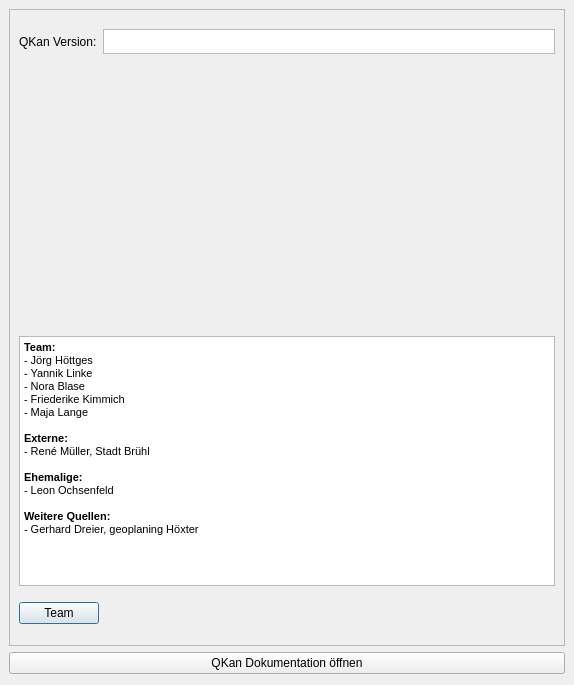
The window that qkan/tools/res/application_help.ui (hoettges/QKan) describes before a commit, drawn with Qt 5.
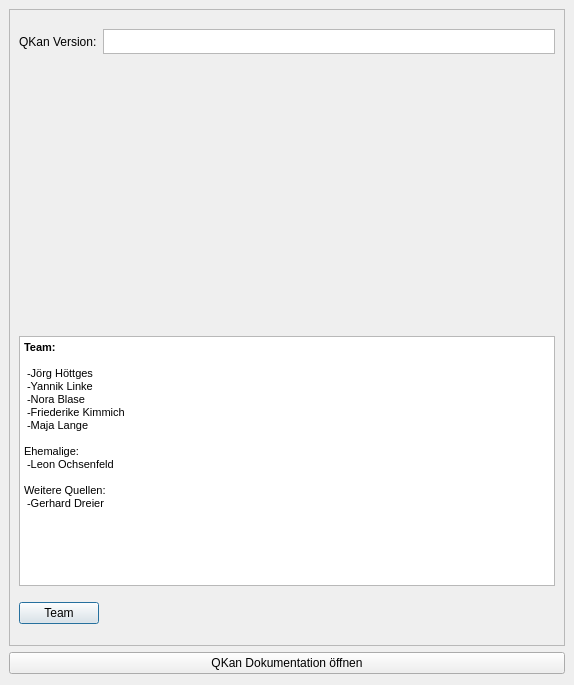
The same window after the commit. Icons and pictures are not drawn.

```diff
--- a/qkan/tools/res/application_help.ui
+++ b/qkan/tools/res/application_help.ui
@@ -51,7 +51,7 @@
         <x>0</x>
         <y>0</y>
         <width>554</width>
-        <height>636</height>
+        <height>628</height>
        </rect>
       </property>
       <layout class="QVBoxLayout" name="verticalLayout">
@@ -140,23 +140,21 @@
           <string>&lt;!DOCTYPE HTML PUBLIC &quot;-//W3C//DTD HTML 4.0//EN&quot; &quot;http://www.w3.org/TR/REC-html40/strict.dtd&quot;&gt;
 &lt;html&gt;&lt;head&gt;&lt;meta name=&quot;qrichtext&quot; content=&quot;1&quot; /&gt;&lt;style type=&quot;text/css&quot;&gt;
 p, li { white-space: pre-wrap; }
-&lt;/style&gt;&lt;/head&gt;&lt;body style=&quot; font-family:'Tahoma'; font-size:8.25pt; font-weight:400; font-style:normal;&quot;&gt;
-&lt;p style=&quot; margin-top:0px; margin-bottom:0px; margin-left:0px; margin-right:0px; -qt-block-indent:0; text-indent:0px;&quot;&gt;&lt;span style=&quot; font-weight:600;&quot;&gt;Team:&lt;/span&gt;&lt;/p&gt;
-&lt;p style=&quot; margin-top:0px; margin-bottom:0px; margin-left:0px; margin-right:0px; -qt-block-indent:0; text-indent:0px;&quot;&gt;- Jörg Höttges&lt;/p&gt;
-&lt;p style=&quot; margin-top:0px; margin-bottom:0px; margin-left:0px; margin-right:0px; -qt-block-indent:0; text-indent:0px;&quot;&gt;- Yannik Linke&lt;/p&gt;
-&lt;p style=&quot; margin-top:0px; margin-bottom:0px; margin-left:0px; margin-right:0px; -qt-block-indent:0; text-indent:0px;&quot;&gt;- Nora Blase&lt;/p&gt;
-&lt;p style=&quot; margin-top:0px; margin-bottom:0px; margin-left:0px; margin-right:0px; -qt-block-indent:0; text-indent:0px;&quot;&gt;- Friederike Kimmich&lt;/p&gt;
-&lt;p style=&quot; margin-top:0px; margin-bottom:0px; margin-left:0px; margin-right:0px; -qt-block-indent:0; text-indent:0px;&quot;&gt;- Maja Lange&lt;/p&gt;
-&lt;p style=&quot;-qt-paragraph-type:empty; margin-top:0px; margin-bottom:0px; margin-left:0px; margin-right:0px; -qt-block-indent:0; text-indent:0px;&quot;&gt;&lt;br /&gt;&lt;/p&gt;
-&lt;p style=&quot; margin-top:0px; margin-bottom:0px; margin-left:0px; margin-right:0px; -qt-block-indent:0; text-indent:0px;&quot;&gt;&lt;span style=&quot; font-weight:600;&quot;&gt;Externe:&lt;/span&gt;&lt;/p&gt;
-&lt;p style=&quot; margin-top:0px; margin-bottom:0px; margin-left:0px; margin-right:0px; -qt-block-indent:0; text-indent:0px;&quot;&gt;- René Müller, Stadt Brühl&lt;/p&gt;
-&lt;p style=&quot;-qt-paragraph-type:empty; margin-top:0px; margin-bottom:0px; margin-left:0px; margin-right:0px; -qt-block-indent:0; text-indent:0px;&quot;&gt;&lt;br /&gt;&lt;/p&gt;
-&lt;p style=&quot; margin-top:0px; margin-bottom:0px; margin-left:0px; margin-right:0px; -qt-block-indent:0; text-indent:0px;&quot;&gt;&lt;span style=&quot; font-weight:600;&quot;&gt;Ehemalige:&lt;/span&gt;&lt;/p&gt;
-&lt;p style=&quot; margin-top:0px; margin-bottom:0px; margin-left:0px; margin-right:0px; -qt-block-indent:0; text-indent:0px;&quot;&gt;- Leon Ochsenfeld&lt;/p&gt;
-&lt;p style=&quot;-qt-paragraph-type:empty; margin-top:0px; margin-bottom:0px; margin-left:0px; margin-right:0px; -qt-block-indent:0; text-indent:0px;&quot;&gt;&lt;br /&gt;&lt;/p&gt;
-&lt;p style=&quot; margin-top:0px; margin-bottom:0px; margin-left:0px; margin-right:0px; -qt-block-indent:0; text-indent:0px;&quot;&gt;&lt;span style=&quot; font-weight:600;&quot;&gt;Weitere Quellen:&lt;/span&gt;&lt;/p&gt;
-&lt;p style=&quot; margin-top:0px; margin-bottom:0px; margin-left:0px; margin-right:0px; -qt-block-indent:0; text-indent:0px;&quot;&gt;- Gerhard Dreier, geoplaning Höxter&lt;/p&gt;
-&lt;p style=&quot;-qt-paragraph-type:empty; margin-top:0px; margin-bottom:0px; margin-left:0px; margin-right:0px; -qt-block-indent:0; text-indent:0px;&quot;&gt;&lt;br /&gt;&lt;/p&gt;&lt;/body&gt;&lt;/html&gt;</string>
+&lt;/style&gt;&lt;/head&gt;&lt;body style=&quot; font-family:'Tahoma'; font-size:7.8pt; font-weight:400; font-style:normal;&quot;&gt;
+&lt;p style=&quot; margin-top:0px; margin-bottom:0px; margin-left:0px; margin-right:0px; -qt-block-indent:0; text-indent:0px;&quot;&gt;&lt;span style=&quot; font-size:8.25pt; font-weight:600;&quot;&gt;Team:&lt;/span&gt;&lt;/p&gt;
+&lt;p style=&quot;-qt-paragraph-type:empty; margin-top:0px; margin-bottom:0px; margin-left:0px; margin-right:0px; -qt-block-indent:0; text-indent:0px; font-size:8.25pt;&quot;&gt;&lt;br /&gt;&lt;/p&gt;
+&lt;p style=&quot; margin-top:0px; margin-bottom:0px; margin-left:0px; margin-right:0px; -qt-block-indent:0; text-indent:0px;&quot;&gt;&lt;span style=&quot; font-size:8.25pt;&quot;&gt; -Jörg Höttges&lt;/span&gt;&lt;/p&gt;
+&lt;p style=&quot; margin-top:0px; margin-bottom:0px; margin-left:0px; margin-right:0px; -qt-block-indent:0; text-indent:0px;&quot;&gt;&lt;span style=&quot; font-size:8.25pt;&quot;&gt; -Yannik Linke&lt;/span&gt;&lt;/p&gt;
+&lt;p style=&quot; margin-top:0px; margin-bottom:0px; margin-left:0px; margin-right:0px; -qt-block-indent:0; text-indent:0px;&quot;&gt;&lt;span style=&quot; font-size:8.25pt;&quot;&gt; -Nora Blase&lt;/span&gt;&lt;/p&gt;
+&lt;p style=&quot; margin-top:0px; margin-bottom:0px; margin-left:0px; margin-right:0px; -qt-block-indent:0; text-indent:0px;&quot;&gt;&lt;span style=&quot; font-size:8.25pt;&quot;&gt; -Friederike Kimmich&lt;/span&gt;&lt;/p&gt;
+&lt;p style=&quot; margin-top:0px; margin-bottom:0px; margin-left:0px; margin-right:0px; -qt-block-indent:0; text-indent:0px;&quot;&gt;&lt;span style=&quot; font-size:8.25pt;&quot;&gt; -Maja Lange&lt;/span&gt;&lt;/p&gt;
+&lt;p style=&quot;-qt-paragraph-type:empty; margin-top:0px; margin-bottom:0px; margin-left:0px; margin-right:0px; -qt-block-indent:0; text-indent:0px; font-size:8.25pt;&quot;&gt;&lt;br /&gt;&lt;/p&gt;
+&lt;p style=&quot; margin-top:0px; margin-bottom:0px; margin-left:0px; margin-right:0px; -qt-block-indent:0; text-indent:0px;&quot;&gt;&lt;span style=&quot; font-size:8.25pt;&quot;&gt;Ehemalige:&lt;/span&gt;&lt;/p&gt;
+&lt;p style=&quot; margin-top:0px; margin-bottom:0px; margin-left:0px; margin-right:0px; -qt-block-indent:0; text-indent:0px;&quot;&gt;&lt;span style=&quot; font-size:8.25pt;&quot;&gt; -Leon Ochsenfeld&lt;/span&gt;&lt;/p&gt;
+&lt;p style=&quot;-qt-paragraph-type:empty; margin-top:0px; margin-bottom:0px; margin-left:0px; margin-right:0px; -qt-block-indent:0; text-indent:0px; font-size:8.25pt;&quot;&gt;&lt;br /&gt;&lt;/p&gt;
+&lt;p style=&quot; margin-top:0px; margin-bottom:0px; margin-left:0px; margin-right:0px; -qt-block-indent:0; text-indent:0px;&quot;&gt;&lt;span style=&quot; font-size:8.25pt;&quot;&gt;Weitere Quellen:&lt;/span&gt;&lt;/p&gt;
+&lt;p style=&quot; margin-top:0px; margin-bottom:0px; margin-left:0px; margin-right:0px; -qt-block-indent:0; text-indent:0px;&quot;&gt;&lt;span style=&quot; font-size:8.25pt;&quot;&gt; -Gerhard Dreier&lt;/span&gt;&lt;/p&gt;
+&lt;p style=&quot;-qt-paragraph-type:empty; margin-top:0px; margin-bottom:0px; margin-left:0px; margin-right:0px; -qt-block-indent:0; text-indent:0px; font-size:8.25pt;&quot;&gt;&lt;br /&gt;&lt;/p&gt;&lt;/body&gt;&lt;/html&gt;</string>
          </property>
         </widget>
        </item>
```
